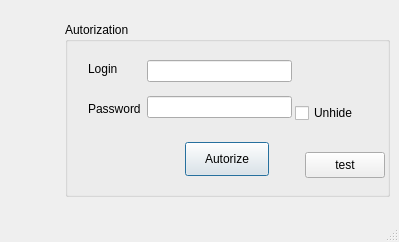
TiReks33/adb-explorer, file loginwindow.ui: the form before one commit.
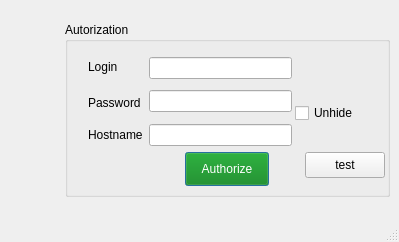
The form after the commit. Icons and pictures are not drawn.

Patch:
```diff
--- a/loginwindow.ui
+++ b/loginwindow.ui
@@ -57,13 +57,16 @@
          <property name="geometry">
           <rect>
            <x>120</x>
-           <y>120</y>
+           <y>130</y>
            <width>84</width>
            <height>34</height>
           </rect>
          </property>
+         <property name="styleSheet">
+          <string notr="true">background-color: green; color: white;</string>
+         </property>
          <property name="text">
-          <string>Autorize</string>
+          <string>Authorize</string>
          </property>
          <property name="default">
           <bool>true</bool>
@@ -91,14 +94,21 @@
            <x>23</x>
            <y>30</y>
            <width>204</width>
-           <height>74</height>
+           <height>94</height>
           </rect>
          </property>
          <layout class="QGridLayout" name="gridLayout">
-          <item row="0" column="0">
-           <widget class="QLabel" name="label">
+          <item row="1" column="0">
+           <widget class="QLabel" name="label_2">
             <property name="text">
-             <string>Login</string>
+             <string>Password</string>
+            </property>
+           </widget>
+          </item>
+          <item row="2" column="0">
+           <widget class="QLabel" name="label_4">
+            <property name="text">
+             <string>Hostname</string>
             </property>
            </widget>
           </item>
@@ -116,13 +126,16 @@
             </item>
            </layout>
           </item>
-          <item row="1" column="0">
-           <widget class="QLabel" name="label_2">
+          <item row="0" column="0">
+           <widget class="QLabel" name="label">
             <property name="text">
-             <string>Password</string>
+             <string>Login</string>
             </property>
            </widget>
           </item>
+          <item row="2" column="1">
+           <widget class="QLineEdit" name="Host_Form"/>
+          </item>
          </layout>
         </widget>
         <widget class="QPushButton" name="login_testButton">
```
